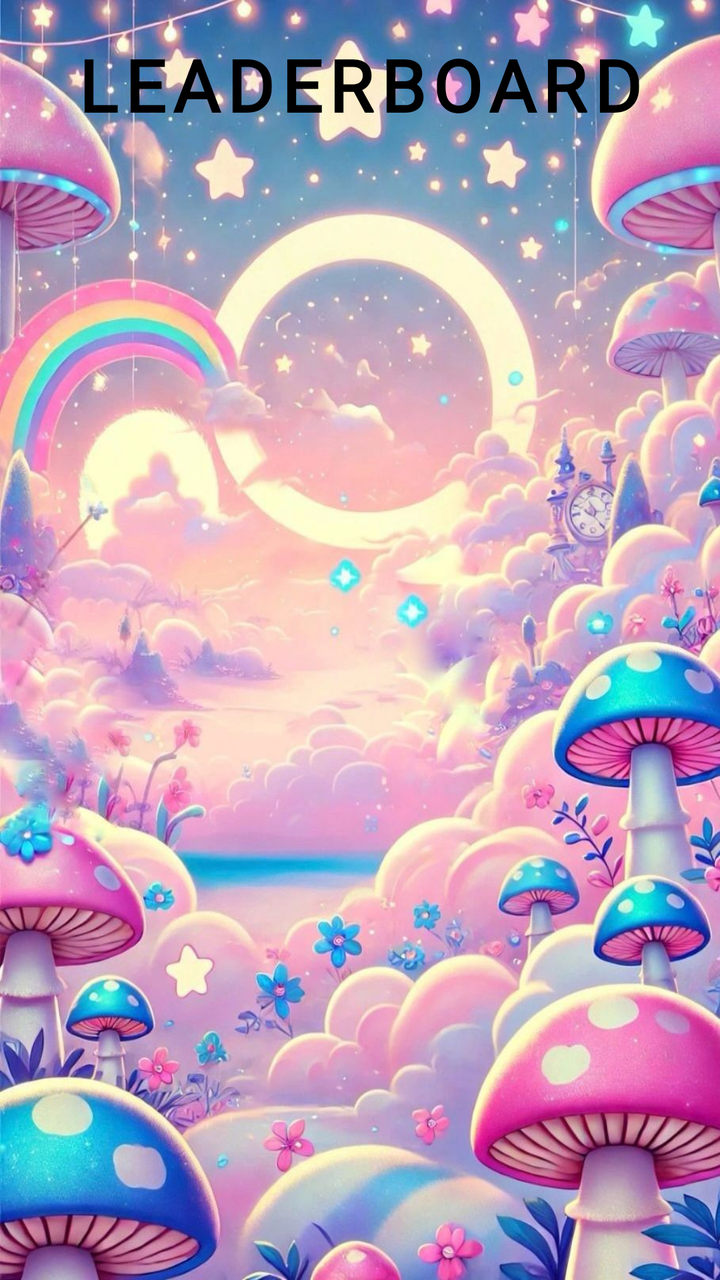
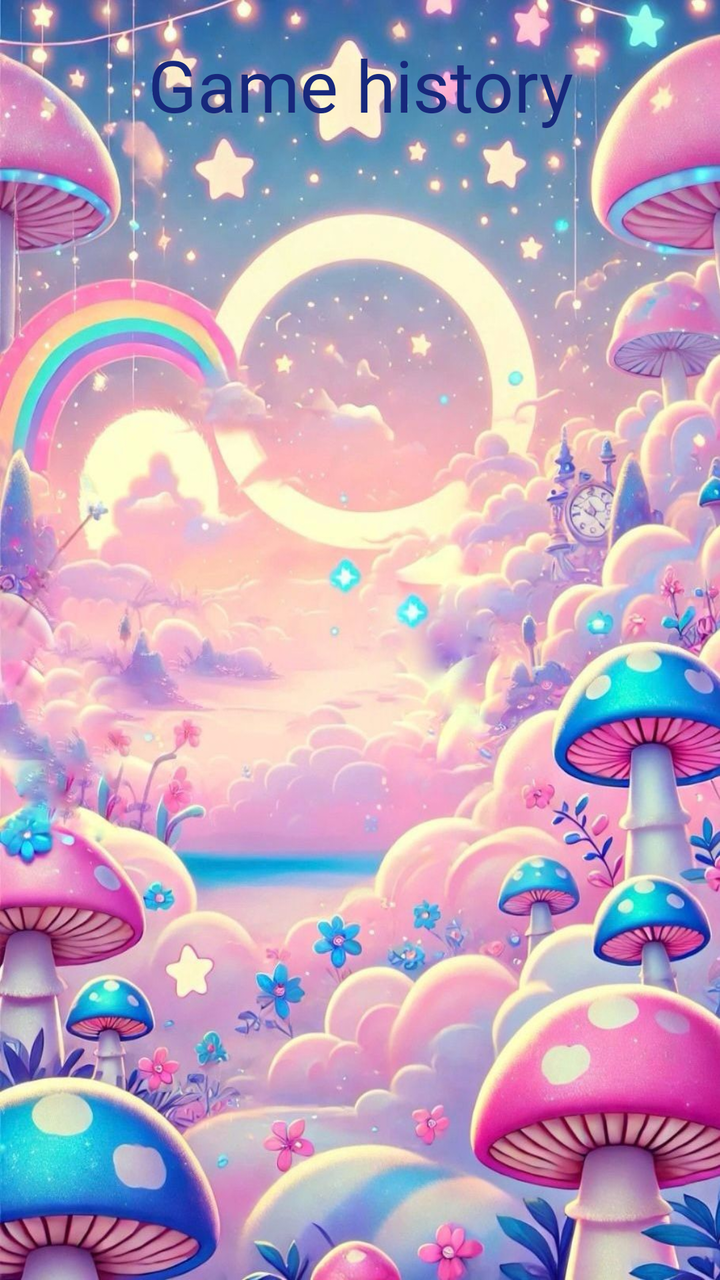

An Android layout rendered at two revisions. The XML below is the earlier revision; the diff shows what the commit changed to produce the second picture.
<!-- AndroidManifest.xml: application theme Theme.MyProject -->
<!-- res/layout/fragment_leader_board.xml -->
<?xml version="1.0" encoding="utf-8"?>
<LinearLayout xmlns:android="http://schemas.android.com/apk/res/android"
    xmlns:tools="http://schemas.android.com/tools"
    android:layout_width="match_parent"
    android:background="@drawable/cut_background"
    android:layout_height="match_parent"
    android:orientation="vertical"
    tools:context=".LeaderBoardFragment">

    <TextView
        android:layout_width="match_parent"
        android:layout_height="wrap_content"
        android:textAlignment="center"
        android:text="LEADERBOARD"
        android:textSize="36sp"
        android:fontFamily="@font/sansita_italic"
        android:letterSpacing="0.1"
        android:textStyle="bold"
        android:padding="18dp"
        android:textColor="@color/black"
        />

    <androidx.recyclerview.widget.RecyclerView
        android:id="@+id/rvLeadeboardItems"
        android:layout_width="match_parent"
        android:layout_height="0dp"
        android:layout_weight="1"/>


</LinearLayout>
<!-- resources referenced by this layout -->
<resources>
  <color name="black">#FF000000</color>
  <!-- drawable cut_background: jpg bitmap (drawable, 190278 bytes) -->
  <style name="Theme.MyProject" parent="Base.Theme.MyProject" />
  <style name="Base.Theme.MyProject" parent="Theme.Material3.DayNight.NoActionBar">
          
          
      </style>
</resources>

<!-- the commit's change to res/layout/fragment_leader_board.xml (unified diff, before → after) -->
@@ -11,13 +11,11 @@
         android:layout_width="match_parent"
         android:layout_height="wrap_content"
         android:textAlignment="center"
-        android:text="LEADERBOARD"
+        android:text="Game history"
         android:textSize="36sp"
-        android:fontFamily="@font/sansita_italic"
-        android:letterSpacing="0.1"
-        android:textStyle="bold"
+        android:fontFamily="@font/spicy_rice"
         android:padding="18dp"
-        android:textColor="@color/black"
+        android:textColor="@color/blue"
         />
 
     <androidx.recyclerview.widget.RecyclerView
<!-- resource entries referenced after the edit -->
@@ -1,6 +1,6 @@
 <!-- resources referenced by this layout -->
 <resources>
-  <color name="black">#FF000000</color>
+  <color name="blue">#17287C</color>
   <!-- drawable cut_background: jpg bitmap (drawable, 190278 bytes) -->
   <style name="Theme.MyProject" parent="Base.Theme.MyProject" />
   <style name="Base.Theme.MyProject" parent="Theme.Material3.DayNight.NoActionBar">
